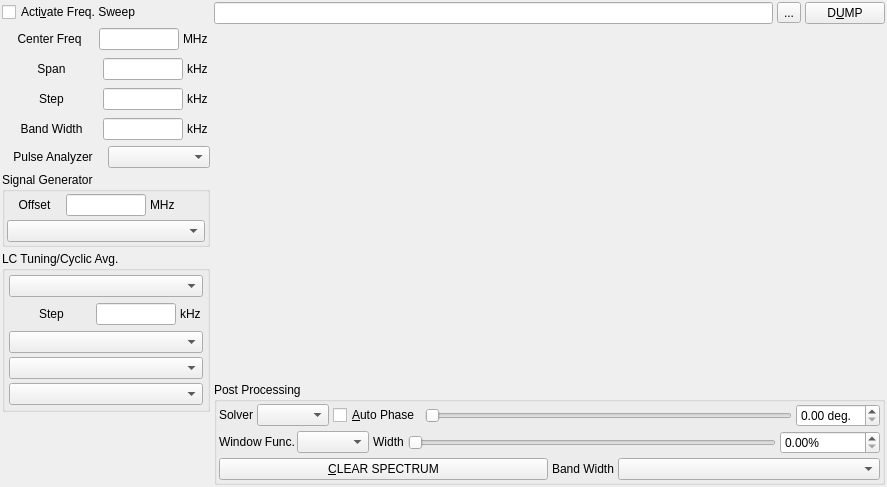
Old version of the form modules/nmr/nmrfspectrumform.ui in the repository northriv/KAME.
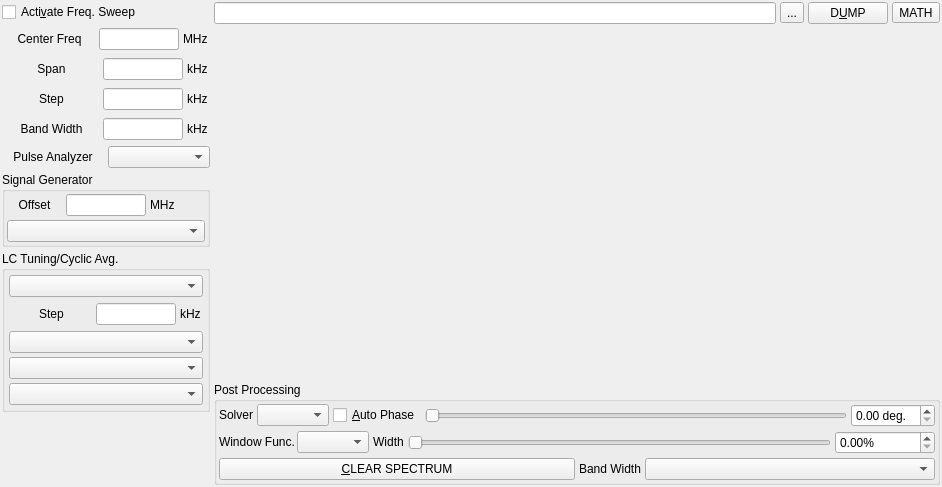
New version of the form. Custom widgets are drawn as their Qt base class.

Diff of the .ui file:
```diff
--- a/modules/nmr/nmrfspectrumform.ui
+++ b/modules/nmr/nmrfspectrumform.ui
@@ -6,7 +6,7 @@
    <rect>
     <x>0</x>
     <y>0</y>
-    <width>887</width>
+    <width>942</width>
     <height>487</height>
    </rect>
   </property>
@@ -551,6 +551,13 @@
           </property>
          </widget>
         </item>
+        <item>
+         <widget class="QToolButton" name="m_tlbMath">
+          <property name="text">
+           <string>MATH</string>
+          </property>
+         </widget>
+        </item>
        </layout>
       </item>
       <item>
```
Left out of the diff: 12 changed lines with no effect on the pictures.
